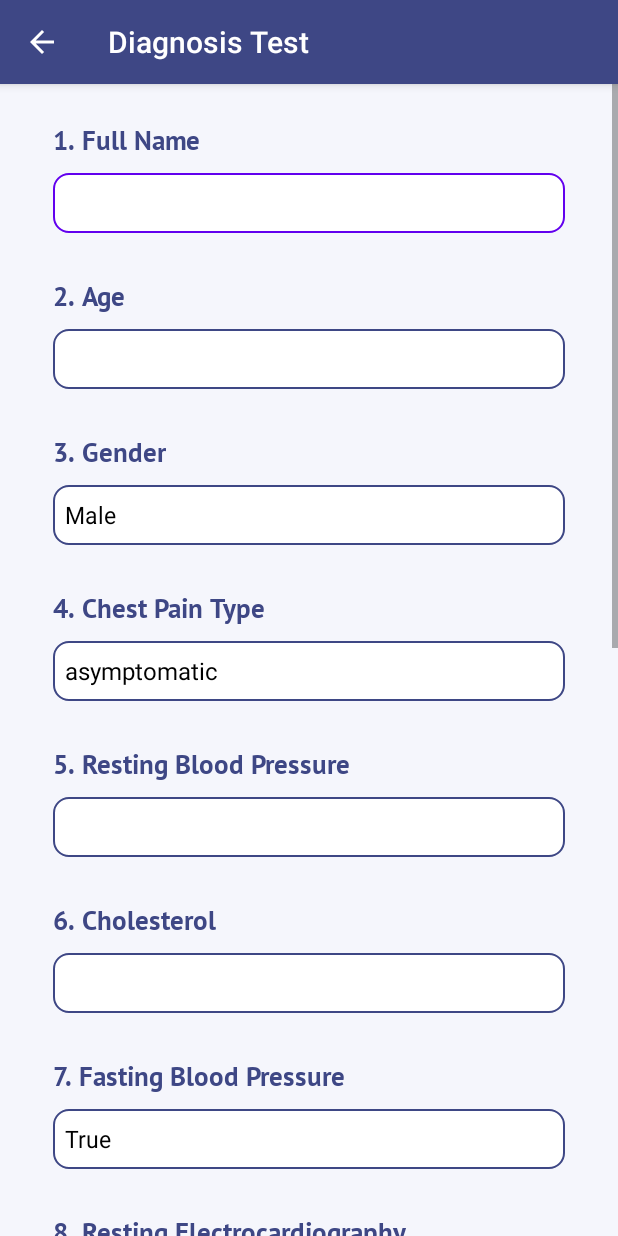
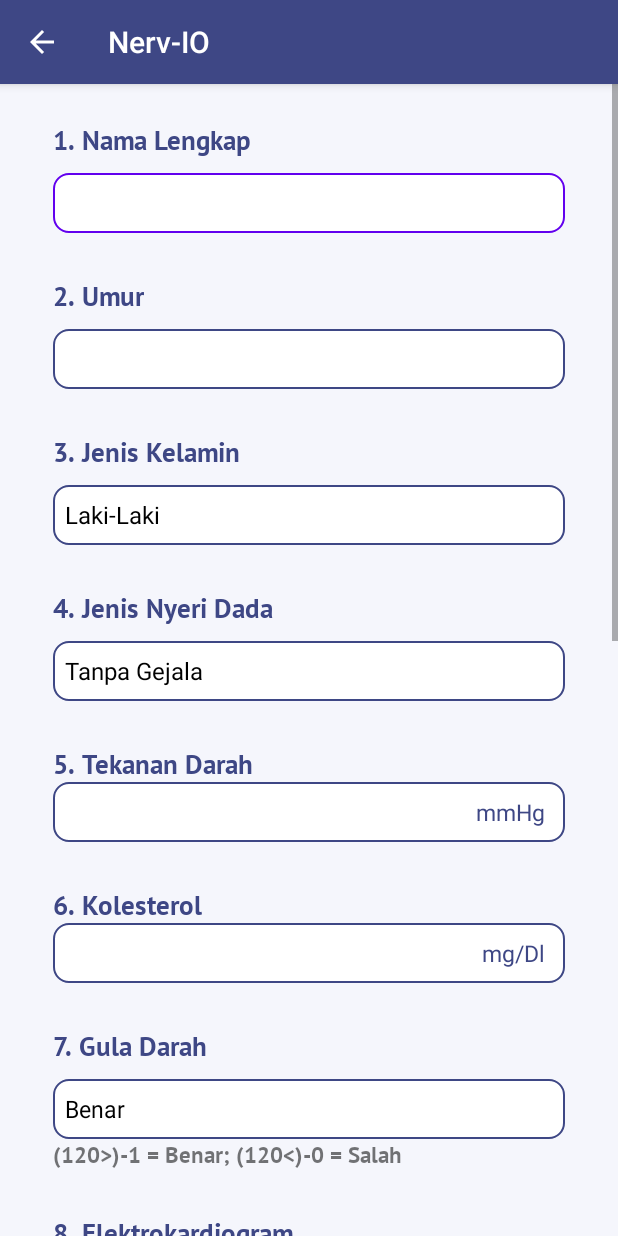
Before and after one commit to klandestinnervio/NervioAndroid, an Android app: the DiagnosticTestActivity screen opened directly, with no data from a screen before it, on a phone screen of 412 x 824 dp. Run offline under Robolectric (Android 15) with nearby library versions, the phone set to English and light mode, and no system bars; our stand-ins replace Firebase (no records; nobody signed in at launch, a user with empty details on screens opened directly); libraries missing offline, so code that uses them is left out: com.orhanobut.hawk, org.tensorflow.lite; 2 statements that could not run were skipped.

Commit message:
to bahasa

```diff
--- a/app/src/main/java/com/example/nerv_io/view/DiagnosticTestActivity.kt
+++ b/app/src/main/java/com/example/nerv_io/view/DiagnosticTestActivity.kt
@@ -28,32 +28,33 @@ class DiagnosticTestActivity : AppCompatActivity() {
 
 
     private val item = arrayOf(
-        "Male",
-        "Female"
+        "Laki-Laki",
+        "Perempuan"
     )
 
     private val item1 = arrayOf(
-        "True",
-        "False"
+        "Benar",
+        "Salah"
     )
     private val item2 = arrayOf(
-        "yes",
-        "no"
+        "Ya",
+        "Tidak"
     )
     private val item3 = arrayOf(
-        "asymptomatic",
-        "atypical angina",
-        "non-anginal pain",
-        "typical angina"
+        "Tanpa Gejala",
+        "Angina atipikal",
+        "Nyeri non-angina",
+        "Typical angina"
     )
     private val item4 = arrayOf(
-        "normal",
-        "having ST-T wave abnormality"
+        "Normal",
+        "memiliki kelainan gelombang ST-T",
+            "kemungkinan hipertrofi ventrikel kiri"
     )
     private val item5 = arrayOf(
-        "upsloping",
-        "flap",
-        "downsloping"
+        "Naik",
+        "Datar",
+        "Menurun"
     )
     private val item6 = arrayOf(
         "0",
@@ -62,9 +63,9 @@ class DiagnosticTestActivity : AppCompatActivity() {
         "3"
     )
     private val item7 = arrayOf(
-        "normal",
-        "fixed defect",
-        "reversable Defect"
+        "Normal",
+        "Cacat Tetap",
+        "Cacat yang dapat sembuh"
     )
     private var gender = 1F
 
@@ -89,9 +90,9 @@ class DiagnosticTestActivity : AppCompatActivity() {
         Hawk.init(this).build()
 
         val actionbar = supportActionBar
-        actionbar!!.title = "Diagnosis Test"
-        actionbar.setDisplayHomeAsUpEnabled(true)
-        actionbar.setDisplayHomeAsUpEnabled(true)
+////        actionbar!!.title = "Diagnosis Test"
+        actionbar?.setDisplayHomeAsUpEnabled(true)
+//        actionbar.setDisplayHomeAsUpEnabled(true)
 
 
         spinnerAdapter()
@@ -153,8 +154,7 @@ class DiagnosticTestActivity : AppCompatActivity() {
 
                 val model = ModelAkurasiOverfittingKecil.newInstance(this)
 
-                val inputFeature0 =
-                    TensorBuffer.createFixedSize(intArrayOf(1, 13), DataType.FLOAT32)
+                val inputFeature0 = TensorBuffer.createFixedSize(intArrayOf(1, 13), DataType.FLOAT32)
                 inputFeature0.loadBuffer(byteBuffer)
 
                 val outputs = model.process(inputFeature0)
@@ -306,11 +306,11 @@ class DiagnosticTestActivity : AppCompatActivity() {
         binding.spinnerStsegment.onItemSelectedListener = object : AdapterView.OnItemSelectedListener {
             override fun onItemSelected(adapterView: AdapterView<*>, view: View, i: Int, l: Long) {
                 if (i == 0) {
-                    stSegment = 0F
+                    stSegment = 1F
                 } else if(i == 1){
-                    stSegment = 1F
+                    stSegment = 2F
                 } else if(i == 2){
-                    stSegment = 2F
+                    stSegment = 3F
                 }
             }
 
@@ -344,11 +344,11 @@ class DiagnosticTestActivity : AppCompatActivity() {
         binding.spinnerThalvalue.onItemSelectedListener = object : AdapterView.OnItemSelectedListener {
             override fun onItemSelected(adapterView: AdapterView<*>, view: View, i: Int, l: Long) {
                 if (i == 0) {
-                    restThalValue = 1F
+                    restThalValue = 3F
                 } else if(i == 1){
-                    restThalValue = 2F
+                    restThalValue = 6F
                 } else if(i == 2){
-                    restThalValue = 3F
+                    restThalValue = 7F
                 }
             }
 
--- a/app/src/main/java/com/example/nerv_io/view/GuideBookActivity.kt
+++ b/app/src/main/java/com/example/nerv_io/view/GuideBookActivity.kt
@@ -16,9 +16,8 @@ class GuideBookActivity : AppCompatActivity() {
         Hawk.put(Cons.isOpen, IsOpen(isOpen = true))
 
         val actionbar = supportActionBar
-        actionbar!!.title = "Guide Test"
-        actionbar.setDisplayHomeAsUpEnabled(true)
-        actionbar.setDisplayHomeAsUpEnabled(true)
+//        actionbar!!.title = "Guide Test"
+        actionbar?.setDisplayHomeAsUpEnabled(true)
     }
     override fun onSupportNavigateUp(): Boolean {
         onBackPressed()
--- a/app/src/main/java/com/example/nerv_io/view/HistoryDiagnosisActivity.kt
+++ b/app/src/main/java/com/example/nerv_io/view/HistoryDiagnosisActivity.kt
@@ -27,9 +27,9 @@ class HistoryDiagnosisActivity : AppCompatActivity() {
         setContentView(binding.root)
 
         val actionbar = supportActionBar
-        actionbar!!.title = "Diagnosis History"
-        actionbar.setDisplayHomeAsUpEnabled(true)
-        actionbar.setDisplayHomeAsUpEnabled(true)
+//        actionbar!!.title = "Diagnosis History"
+        actionbar?.setDisplayHomeAsUpEnabled(true)
+        actionbar?.setDisplayHomeAsUpEnabled(true)
 
         Hawk.init(this).build()
         initData()
--- a/app/src/main/java/com/example/nerv_io/view/HospitalRecomActivity.kt
+++ b/app/src/main/java/com/example/nerv_io/view/HospitalRecomActivity.kt
@@ -23,9 +23,9 @@ class HospitalRecomActivity : AppCompatActivity() {
         initData()
 
         val actionbar = supportActionBar
-        actionbar!!.title = "Hospital Recommendation"
-        actionbar.setDisplayHomeAsUpEnabled(true)
-        actionbar.setDisplayHomeAsUpEnabled(true)
+//        actionbar!!.title = "Hospital Recommendation"
+        actionbar?.setDisplayHomeAsUpEnabled(true)
+        actionbar?.setDisplayHomeAsUpEnabled(true)
     }
 
     override fun onSupportNavigateUp(): Boolean {
--- a/app/src/main/res/layout/activity_diagnostic_test.xml
+++ b/app/src/main/res/layout/activity_diagnostic_test.xml
@@ -92,16 +92,31 @@
             android:textColor="@color/dark_blue"
             android:textSize="18sp" />
 
+        <RelativeLayout
+            android:layout_width="match_parent"
+            android:background="@drawable/custom_input"
+            android:layout_height="40dp">
         <EditText
             android:id="@+id/user_rest_blood"
             android:layout_width="match_parent"
-            android:layout_height="40dp"
-            android:layout_marginTop="10dp"
-            android:background="@drawable/custom_input"
+            android:layout_height="match_parent"
             android:ems="10"
+            android:background="@null"
             android:inputType="number"
             android:padding="10dp"
             android:textSize="15sp" />
+
+            <TextView
+                android:layout_width="wrap_content"
+                android:layout_height="wrap_content"
+                android:text="mmHg"
+                android:textSize="15sp"
+                android:layout_marginRight="13dp"
+                android:textColor="@color/dark_blue"
+                android:layout_centerVertical="true"
+                android:layout_alignParentRight="true"/>
+
+        </RelativeLayout>
 
         <TextView
             android:layout_width="wrap_content"
@@ -112,16 +127,31 @@
             android:textColor="@color/dark_blue"
             android:textSize="18sp" />
 
+        <RelativeLayout
+            android:layout_width="match_parent"
+            android:background="@drawable/custom_input"
+            android:layout_height="40dp">
+
         <EditText
             android:id="@+id/user_cholesterol"
             android:layout_width="match_parent"
-            android:layout_height="40dp"
-            android:layout_marginTop="10dp"
-            android:background="@drawable/custom_input"
+            android:layout_height="match_parent"
             android:ems="10"
             android:inputType="number"
+            android:background="@null"
             android:padding="10dp"
             android:textSize="15sp" />
+
+            <TextView
+                android:layout_width="wrap_content"
+                android:layout_height="wrap_content"
+                android:text="mg/Dl"
+                android:textSize="15sp"
+                android:layout_marginRight="13dp"
+                android:textColor="@color/dark_blue"
+                android:layout_centerVertical="true"
+                android:layout_alignParentRight="true"/>
+        </RelativeLayout>
 
         <TextView
             android:layout_width="wrap_content"
@@ -138,6 +168,13 @@
             android:layout_height="40dp"
             android:layout_marginTop="10dp"
             android:background="@drawable/custom_input" />
+
+        <TextView
+            android:layout_width="wrap_content"
+            android:layout_height="wrap_content"
+            android:fontFamily="@font/ptsanbold"
+            android:text="@string/desc_gula_darah"
+            android:textSize="15sp" />
 
         <TextView
             android:layout_width="wrap_content"
@@ -190,6 +227,13 @@
             android:layout_height="40dp"
             android:layout_marginTop="10dp"
             android:background="@drawable/custom_input" />
+
+        <TextView
+            android:layout_width="wrap_content"
+            android:layout_height="wrap_content"
+            android:fontFamily="@font/ptsanbold"
+            android:text="0= Tidak, 1= Ya"
+            android:textSize="15sp" />
 
         <TextView
             android:layout_width="wrap_content"
--- a/app/src/main/res/layout/activity_sign_in.xml
+++ b/app/src/main/res/layout/activity_sign_in.xml
@@ -36,7 +36,7 @@
                 android:layout_width="wrap_content"
                 android:layout_height="wrap_content"
                 android:layout_gravity="center_horizontal"
-                android:text="(Early Detection of Heart Cancer)"
+                android:text="(Deteksi Dini Penyakit Jantung)"
                 android:textColor="#3E4785"
                 android:fontFamily="@font/ptsansregular"
                 android:textSize="15sp"
--- a/app/src/main/res/values/strings.xml
+++ b/app/src/main/res/values/strings.xml
@@ -1,24 +1,25 @@
 <resources>
     <string name="app_name">Nerv-IO</string>
     <string name="back_dashboard"><u>Back to Main Menu</u>.</string>
-    <string name="question_1">1. Full Name</string>
-    <string name="question_2">2. Age</string>
-    <string name="question_3">3. Gender</string>
-    <string name="question_4">4. Chest Pain Type</string>
-    <string name="question_5">5. Resting Blood Pressure</string>
-    <string name="question_6">6. Cholesterol</string>
-    <string name="question_7">7. Fasting Blood Pressure</string>
-    <string name="question_8">8. Resting Electrocardiography</string>
-    <string name="question_9">9. Max Heart Rate Achieved</string>
+    <string name="question_1">1. Nama Lengkap</string>
+    <string name="question_2">2. Umur</string>
+    <string name="question_3">3. Jenis Kelamin</string>
+    <string name="question_4">4. Jenis Nyeri Dada</string>
+    <string name="question_5">5. Tekanan Darah</string>
+    <string name="question_6">6. Kolesterol</string>
+    <string name="question_7">7. Gula Darah</string>
+    <string name="question_8">8. Elektrokardiogram</string>
+    <string name="question_9">9. Detak Jantung Maksimum</string>
     <string name="question_10">10. Exercise Induced Angina</string>
-    <string name="question_11">11. Oldpeak</string>
-    <string name="question_12">12. Slope of the peak Exercise ST segment</string>
-    <string name="question_13">13. Number of major vessels (Scale 0–3) colored by flourosopy</string>
-    <string name="question_14">14. Thal Value</string>
+    <string name="question_11">11. Depresi</string>
+    <string name="question_12">12. Kemiringan Segmen</string>
+    <string name="question_13">13. Jumlah Pembuluh Darah utama yang diwarnai dengan fluroskopi</string>
+    <string name="question_14">14. Nilai Thalassemia</string>
     <string name="finish">Finish</string>
-    <string name="phone_number_s">Phone Number : %s</string>
+    <string name="phone_number_s">Nomor Telepon : %s</string>
     <string name="submit">Submit</string>
-    <string name="Name">Name : %s</string>
-    <string name="age">Age : %s</string>
-    <string name="gender">Gender : %s</string>
+    <string name="Name">Nama : %s</string>
+    <string name="age">Umur : %s</string>
+    <string name="gender">Jenis Kelamin : %s</string>
+    <string name="desc_gula_darah"><![CDATA[(120>)-1 = Benar; (120<)-0 = Salah]]></string>
 </resources>
--- a/build.gradle
+++ b/build.gradle
@@ -6,7 +6,7 @@ buildscript {
         mavenCentral()
     }
     dependencies {
-        classpath 'com.android.tools.build:gradle:4.2.1'
+        classpath 'com.android.tools.build:gradle:4.1.3'
         classpath "org.jetbrains.kotlin:kotlin-gradle-plugin:$kotlin_version"
         classpath 'com.google.gms:google-services:4.3.8'
 
```
Also changed, not shown: app/src/main/res/layout/activity_guide_book.xml (+33 -33 lines), app/src/main/res/layout/activity_menu.xml (+6 -16 lines), app/src/main/res/layout/activity_result_diagnostic.xml (+4 -4 lines).
